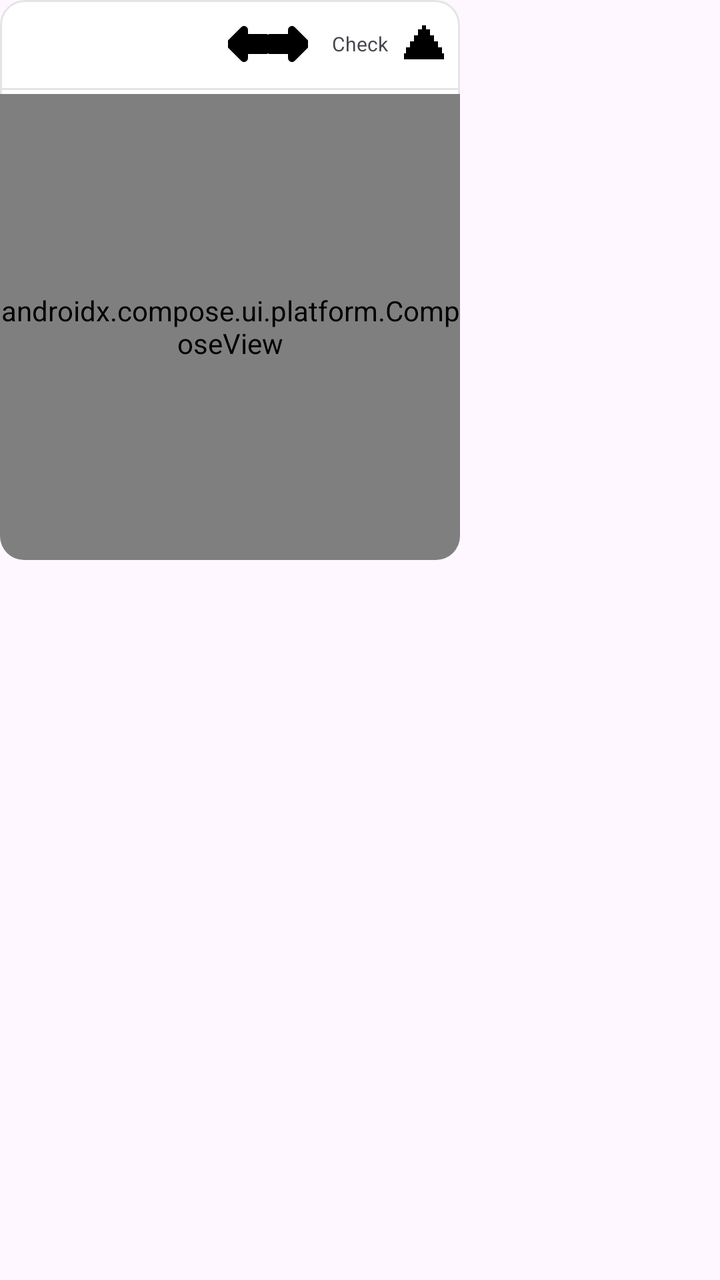
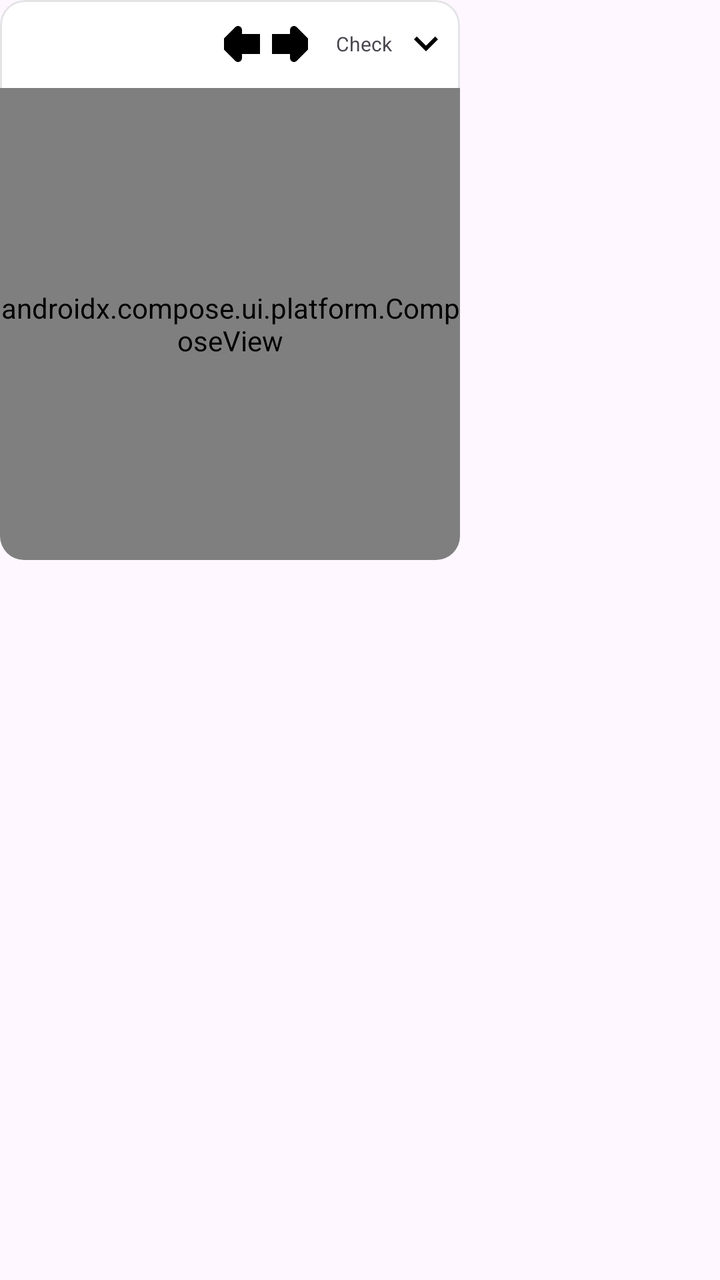

Compare the two renders of this Android layout. The source of the first and the diff that turns it into the second are given below.
<!-- AndroidManifest.xml: application theme AppTheme -->
<!-- res/layout/bubble_sheet_menu.xml -->
<?xml version="1.0" encoding="utf-8"?>
<FrameLayout xmlns:android="http://schemas.android.com/apk/res/android"
    android:id="@+id/bubble_sheet_root"
    android:layout_width="match_parent"
    android:layout_height="match_parent"
    android:clickable="true"
    android:focusable="true">

    <LinearLayout
        android:id="@+id/bubble_sheet_panel"
        android:layout_width="230dp"
        android:layout_height="280dp"
        android:orientation="vertical"
        android:background="@drawable/menu_panel_bg"
        android:clipToOutline="true"
        android:layout_gravity="top|start"
        android:layout_marginStart="0dp"
        android:layout_marginTop="0dp">

        
        <LinearLayout
            android:layout_width="match_parent"
            android:layout_height="44dp"
            android:orientation="horizontal"
            android:gravity="center_vertical"
            android:paddingStart="8dp"
            android:paddingEnd="8dp">

            <ImageView
                android:id="@+id/bubble_sheet_icon"
                android:layout_width="22dp"
                android:layout_height="22dp"
                android:contentDescription="Sheet type"
                android:scaleType="centerInside" />

            <LinearLayout
                android:layout_width="0dp"
                android:layout_height="wrap_content"
                android:layout_weight="1"
                android:layout_marginStart="6dp"
                android:orientation="vertical"
                android:gravity="center_vertical">

                <TextView
                    android:id="@+id/bubble_sheet_name"
                    android:layout_width="match_parent"
                    android:layout_height="wrap_content"
                    android:maxLines="1"
                    android:ellipsize="end"
                    android:textColor="#18181B"
                    android:textSize="12sp"
                    android:textStyle="bold" />

                <TextView
                    android:id="@+id/bubble_sheet_description"
                    android:layout_width="match_parent"
                    android:layout_height="wrap_content"
                    android:maxLines="1"
                    android:ellipsize="end"
                    android:textColor="#71717A"
                    android:textSize="9sp" />
            </LinearLayout>

            <ImageButton
                android:id="@+id/bubble_tool_undo"
                android:layout_width="20dp"
                android:layout_height="20dp"
                android:layout_marginStart="2dp"
                android:background="?android:attr/selectableItemBackgroundBorderless"
                android:contentDescription="Undo"
                android:padding="4dp"
                android:src="@drawable/ic_ss_undo" />

            <ImageButton
                android:id="@+id/bubble_tool_redo"
                android:layout_width="20dp"
                android:layout_height="20dp"
                android:background="?android:attr/selectableItemBackgroundBorderless"
                android:contentDescription="Redo"
                android:padding="4dp"
                android:src="@drawable/ic_ss_redo" />

            
            <LinearLayout
                android:id="@+id/bubble_tool_check_pill"
                android:layout_width="wrap_content"
                android:layout_height="wrap_content"
                android:layout_marginStart="4dp"
                android:orientation="horizontal"
                android:gravity="center_vertical">

                <ProgressBar
                    android:id="@+id/bubble_tool_spinner"
                    android:layout_width="10dp"
                    android:layout_height="10dp"
                    android:layout_marginStart="8dp"
                    android:indeterminate="true"
                    android:visibility="gone" />

                <TextView
                    android:id="@+id/bubble_tool_check"
                    android:layout_width="wrap_content"
                    android:layout_height="wrap_content"
                    android:paddingStart="8dp"
                    android:paddingEnd="8dp"
                    android:paddingTop="4dp"
                    android:paddingBottom="4dp"
                    android:text="Check"
                    android:textSize="10sp" />

                <ImageButton
                    android:id="@+id/bubble_tool_arrow"
                    android:layout_width="20dp"
                    android:layout_height="20dp"
                    android:background="?android:attr/selectableItemBackgroundBorderless"
                    android:contentDescription="Check options"
                    android:padding="7dp"
                    android:src="@drawable/ic_ss_check_arrow" />
            </LinearLayout>
        </LinearLayout>

        <LinearLayout
            android:id="@+id/bubble_check_menu"
            android:layout_width="wrap_content"
            android:layout_height="wrap_content"
            android:layout_gravity="end"
            android:layout_marginStart="4dp"
            android:layout_marginEnd="4dp"
            android:elevation="8dp"
            android:orientation="vertical"
            android:visibility="gone" />

        <View
            android:layout_width="match_parent"
            android:layout_height="1dp"
            android:background="#E4E4E7" />

        
        <FrameLayout
            android:layout_width="match_parent"
            android:layout_height="0dp"
            android:layout_weight="1"
            android:layout_marginTop="2dp">

            <androidx.compose.ui.platform.ComposeView
                android:id="@+id/bubble_sheet_grid"
                android:layout_width="match_parent"
                android:layout_height="match_parent"
                android:overScrollMode="never"
                android:scrollbars="vertical" />

            <TextView
                android:id="@+id/bubble_sheet_empty"
                android:layout_width="match_parent"
                android:layout_height="match_parent"
                android:gravity="center"
                android:padding="16dp"
                android:text="No rows yet"
                android:textColor="#71717A"
                android:textSize="11sp"
                android:visibility="gone" />
        </FrameLayout>
    </LinearLayout>
</FrameLayout>
<!-- resources referenced by this layout -->
<resources>
  <!-- drawable ic_ss_check_arrow (drawable) -->
  <vector xmlns:android="http://schemas.android.com/apk/res/android"
      android:width="24dp" android:height="24dp"
      android:viewportWidth="24" android:viewportHeight="24">
      <path android:fillColor="#000000" android:pathData="M13,5h2v3h2v3h2v3h2v3h2v3H1v-3h2v-3h2v-3h2V8h2V5h2V3h2z" />
  </vector>
  <!-- drawable ic_ss_redo (drawable) -->
  <vector xmlns:android="http://schemas.android.com/apk/res/android"
      android:width="24dp" android:height="24dp"
      android:viewportWidth="24" android:viewportHeight="24">
      <path
          android:fillColor="#000000"
          android:pathData="M22.4142,13.4142L15.4142,20.4142C15.1283,20.7001 14.7699,20.886 14.3902,20.9616C14.0106,21.0371 13.6082,21.0026 13.2346,20.8478C12.861,20.693 12.5521,20.433 12.337,20.1111C12.122,19.7893 12,19.4044 12,19L12,17L3,17C2.448,17 1.9466,16.7751 1.5858,16.4142C1.2249,16.0534 1,15.552 1,15L1,9C1,8.448 1.2249,7.9466 1.5858,7.5858C1.9466,7.2249 2.448,7 3,7L12,7L12,5C12,4.5956 12.122,4.2107 12.337,3.8889C12.5521,3.567 12.861,3.307 13.2346,3.1522C13.6082,2.9974 14.0106,2.9629 14.3902,3.0384C14.7699,3.114 15.1283,3.2999 15.4142,3.5858L22.4142,10.5858C22.8045,10.9761 23,11.4897 23,12C23,12.5103 22.8045,13.0239 22.4142,13.4142Z" />
  </vector>
  <!-- drawable ic_ss_undo (drawable) -->
  <vector xmlns:android="http://schemas.android.com/apk/res/android"
      android:width="24dp" android:height="24dp"
      android:viewportWidth="24" android:viewportHeight="24">
      <path
          android:fillColor="#000000"
          android:pathData="M1.5858,10.5858L8.5858,3.5858C8.8717,3.2999 9.2301,3.114 9.6098,3.0384C9.9894,2.9629 10.3918,2.9974 10.7654,3.1522C11.139,3.307 11.4479,3.567 11.663,3.8889C11.878,4.2107 12,4.5956 12,5L12,7L21,7C21.552,7 22.0534,7.2249 22.4142,7.5858C22.7751,7.9466 23,8.448 23,9L23,15C23,15.552 22.7751,16.0534 22.4142,16.4142C22.0534,16.7751 21.552,17 21,17L12,17L12,19C12,19.4044 11.878,19.7893 11.663,20.1111C11.4479,20.433 11.139,20.693 10.7654,20.8478C10.3918,21.0026 9.9894,21.0371 9.6098,20.9616C9.2301,20.886 8.8717,20.7001 8.5858,20.4142L1.5858,13.4142C1.1955,13.0239 1,12.5103 1,12C1,11.4897 1.1955,10.9761 1.5858,10.5858Z" />
  </vector>
  <!-- drawable menu_panel_bg (drawable) -->
  <shape xmlns:android="http://schemas.android.com/apk/res/android"
      android:shape="rectangle">
      <solid android:color="#FFFFFF" />
      <corners android:radius="12dp" />
      <stroke
          android:width="1dp"
          android:color="#E4E4E7" />
  </shape>
  <style name="AppTheme" parent="Theme.Material3.DayNight.NoActionBar">
  		<item name="colorPrimary">#006A60</item>
  		<item name="colorOnPrimary">#FFFFFF</item>
  		<item name="colorPrimaryContainer">#74F8E5</item>
  		<item name="colorOnPrimaryContainer">#00201C</item>
  	</style>
</resources>

<!-- the commit's change to res/layout/bubble_sheet_menu.xml (unified diff, before → after) -->
@@ -63,8 +63,8 @@
 
             <ImageButton
                 android:id="@+id/bubble_tool_undo"
-                android:layout_width="20dp"
-                android:layout_height="20dp"
+                android:layout_width="18dp"
+                android:layout_height="18dp"
                 android:layout_marginStart="2dp"
                 android:background="?android:attr/selectableItemBackgroundBorderless"
                 android:contentDescription="Undo"
@@ -73,8 +73,9 @@
 
             <ImageButton
                 android:id="@+id/bubble_tool_redo"
-                android:layout_width="20dp"
-                android:layout_height="20dp"
+                android:layout_width="18dp"
+                android:layout_height="18dp"
+                android:layout_marginStart="6dp"
                 android:background="?android:attr/selectableItemBackgroundBorderless"
                 android:contentDescription="Redo"
                 android:padding="4dp"
@@ -85,7 +86,7 @@
                 android:id="@+id/bubble_tool_check_pill"
                 android:layout_width="wrap_content"
                 android:layout_height="wrap_content"
-                android:layout_marginStart="4dp"
+                android:layout_marginStart="6dp"
                 android:orientation="horizontal"
                 android:gravity="center_vertical">
 
@@ -110,37 +111,20 @@
 
                 <ImageButton
                     android:id="@+id/bubble_tool_arrow"
-                    android:layout_width="20dp"
-                    android:layout_height="20dp"
+                    android:layout_width="18dp"
+                    android:layout_height="18dp"
                     android:background="?android:attr/selectableItemBackgroundBorderless"
                     android:contentDescription="Check options"
-                    android:padding="7dp"
-                    android:src="@drawable/ic_ss_check_arrow" />
+                    android:padding="4dp"
+                    android:src="@drawable/ic_ss_check_arrow_small" />
             </LinearLayout>
         </LinearLayout>
-
-        <LinearLayout
-            android:id="@+id/bubble_check_menu"
-            android:layout_width="wrap_content"
-            android:layout_height="wrap_content"
-            android:layout_gravity="end"
-            android:layout_marginStart="4dp"
-            android:layout_marginEnd="4dp"
-            android:elevation="8dp"
-            android:orientation="vertical"
-            android:visibility="gone" />
-
-        <View
-            android:layout_width="match_parent"
-            android:layout_height="1dp"
-            android:background="#E4E4E7" />
 
         
         <FrameLayout
             android:layout_width="match_parent"
             android:layout_height="0dp"
-            android:layout_weight="1"
-            android:layout_marginTop="2dp">
+            android:layout_weight="1">
 
             <androidx.compose.ui.platform.ComposeView
                 android:id="@+id/bubble_sheet_grid"
@@ -159,6 +143,18 @@
                 android:textColor="#71717A"
                 android:textSize="11sp"
                 android:visibility="gone" />
+
+            
+            <LinearLayout
+                android:id="@+id/bubble_check_menu"
+                android:layout_width="wrap_content"
+                android:layout_height="wrap_content"
+                android:layout_gravity="top|end"
+                android:layout_marginTop="4dp"
+                android:layout_marginEnd="4dp"
+                android:elevation="8dp"
+                android:orientation="vertical"
+                android:visibility="gone" />
         </FrameLayout>
     </LinearLayout>
 </FrameLayout>
<!-- resource entries referenced after the edit -->
@@ -1,10 +1,10 @@
 <!-- resources referenced by this layout -->
 <resources>
-  <!-- drawable ic_ss_check_arrow (drawable) -->
+  <!-- drawable ic_ss_check_arrow_small (drawable) -->
   <vector xmlns:android="http://schemas.android.com/apk/res/android"
       android:width="24dp" android:height="24dp"
       android:viewportWidth="24" android:viewportHeight="24">
-      <path android:fillColor="#000000" android:pathData="M13,5h2v3h2v3h2v3h2v3h2v3H1v-3h2v-3h2v-3h2V8h2V5h2V3h2z" />
+      <path android:fillColor="#000000" android:pathData="M16.59,8.59L12,13.17L7.41,8.59L6,10l6,6l6,-6z" />
   </vector>
   <!-- drawable ic_ss_redo (drawable) -->
   <vector xmlns:android="http://schemas.android.com/apk/res/android"
